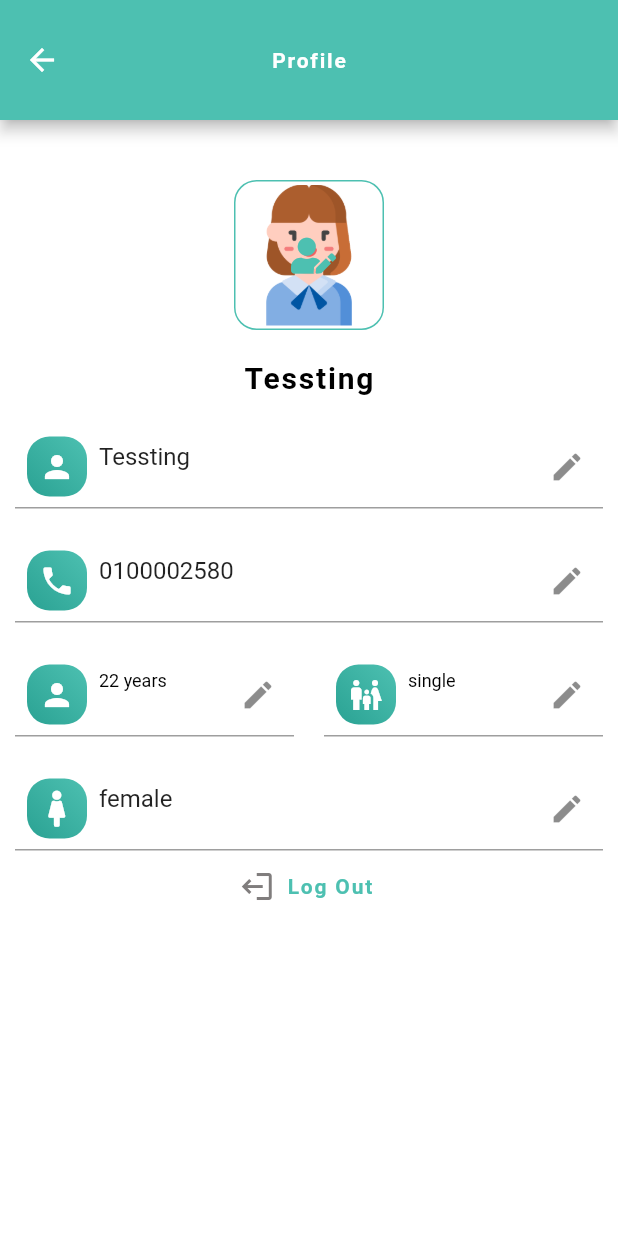
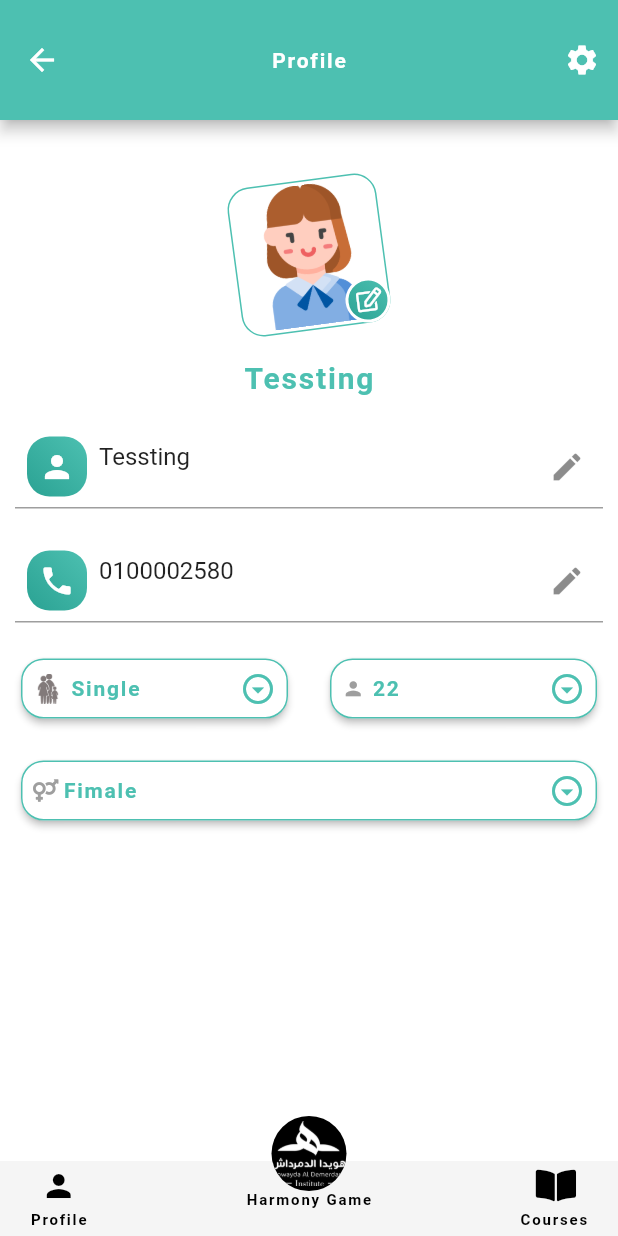
Before and after one commit to ahmedibrahim240/Dr-hwaida, a Flutter app: the UserProfile screen opened directly, on a phone screen of 412 x 824 dp. Run offline on Flutter 3.47's test engine with Material 2 defaults, Android fonts, the phone set to English and light mode, and no system bars; our stand-ins replace carousel_slider, flutter_datetime_picker, flutter_svg, font_awesome_flutter, smooth_star_rating; missing offline and left inert: code_fields; Roboto replaces fonts that are missing (Cairo).

Commit message:
edit profile page

```diff
--- a/lib/comingSoon.dart
+++ b/lib/comingSoon.dart
@@ -1,6 +1,5 @@
 import 'package:DrHwaida/constants/constans.dart';
 import 'package:DrHwaida/screens/CustomBottomNavigationBar.dart';
-import 'package:DrHwaida/screens/wrapper/home/home.dart';
 import 'package:flutter/cupertino.dart';
 import 'package:flutter/material.dart';
 
--- a/lib/screens/userProfile/userprofile.dart
+++ b/lib/screens/userProfile/userprofile.dart
@@ -1,7 +1,14 @@
 import 'package:DrHwaida/constants/constans.dart';
 import 'package:DrHwaida/constants/themes.dart';
+import 'package:DrHwaida/models/visaCard.dart';
+import 'package:DrHwaida/screens/wrapper/authenticate/signUp/singUpUserInfo/components/age.dart';
+import 'package:DrHwaida/screens/wrapper/authenticate/signUp/singUpUserInfo/components/gender.dart';
+import 'package:DrHwaida/screens/wrapper/authenticate/signUp/singUpUserInfo/components/status.dart';
+import 'package:DrHwaida/screens/wrapper/home/home.dart';
 import 'package:flutter/material.dart';
 import 'package:font_awesome_flutter/font_awesome_flutter.dart';
+
+import '../CustomBottomNavigationBar.dart';
 
 class UserProfile extends StatefulWidget {
   final String userName;
@@ -16,15 +23,45 @@ class _UserProfileState extends State<UserProfile> {
   @override
   Widget build(BuildContext context) {
     return Scaffold(
-      appBar: customAppBar(title: 'Profile'),
-      body: SingleChildScrollView(
-        child: Padding(
+      appBar: AppBar(
+        toolbarHeight: 80,
+        centerTitle: true,
+        title: (Text(
+          'Profile',
+          style: AppTheme.heading.copyWith(
+            color: Colors.white,
+          ),
+        )),
+        actions: [
+          IconButton(
+            onPressed: () {},
+            icon: Icon(Icons.settings),
+          ),
+        ],
+        leading: (IconButton(
+          icon: Icon(Icons.arrow_back),
+          onPressed: () {
+            setState(() {
+              Helper.tappedBottomShet = 0;
+            });
+            Navigator.of(context).pushReplacement(
+              MaterialPageRoute(
+                builder: (_) => Home(),
+              ),
+            );
+          },
+        )),
+      ),
+      body: Stack(
+        children: [
+          ListView(
+            shrinkWrap: true,
             padding: const EdgeInsets.symmetric(
               horizontal: 10,
               vertical: 40,
             ),
-          child: Column(
-            mainAxisAlignment: MainAxisAlignment.center,
+            children: [
+              Column(
                 crossAxisAlignment: CrossAxisAlignment.center,
                 children: [
                   UserPorfileImage(
@@ -36,7 +73,10 @@ class _UserProfileState extends State<UserProfile> {
                     widget.userName,
                     style: AppTheme.heading.copyWith(
                       fontSize: 20,
+                      color: customColor,
                     ),
+                  ),
+                ],
               ),
               SizedBox(height: 20),
               Form(
@@ -68,6 +108,14 @@ class _UserProfileState extends State<UserProfile> {
                     SizedBox(height: 20),
                     TextFormField(
                       initialValue: '0100002580',
+                      readOnly: true,
+                      onTap: () {
+                        Navigator.of(context).push(
+                          MaterialPageRoute(
+                            builder: (_) => Home(),
+                          ),
+                        );
+                      },
                       decoration: InputDecoration(
                         suffixIcon: Icon(
                           Icons.edit,
@@ -94,107 +142,33 @@ class _UserProfileState extends State<UserProfile> {
                       children: [
                         Expanded(
                           flex: 1,
-                          child: TextFormField(
-                            style: TextStyle(color: Colors.black, fontSize: 12),
-                            initialValue: '22 years',
-                            decoration: InputDecoration(
-                              suffixIcon: Icon(
-                                Icons.edit,
-                              ),
-                              prefixIcon: Container(
-                                margin: EdgeInsets.all(8),
-                                height: 40,
-                                width: 40,
-                                decoration: BoxDecoration(
-                                  borderRadius: BorderRadius.circular(15),
-                                  gradient: AppTheme.containerBackground,
-                                ),
-                                child: Center(
-                                  child: Icon(
-                                    Icons.person,
-                                    color: Colors.white,
-                                  ),
-                                ),
-                              ),
-                            ),
+                          child: Status(
+                            stauts: 'Single',
                           ),
                         ),
                         SizedBox(width: 20),
                         Expanded(
                           flex: 1,
-                          child: TextFormField(
-                            style: TextStyle(color: Colors.black, fontSize: 12),
-                            initialValue: 'single',
-                            decoration: InputDecoration(
-                              suffixIcon: Icon(
-                                Icons.edit,
-                              ),
-                              prefixIcon: Container(
-                                margin: EdgeInsets.all(8),
-                                height: 40,
-                                width: 40,
-                                decoration: BoxDecoration(
-                                  borderRadius: BorderRadius.circular(15),
-                                  gradient: AppTheme.containerBackground,
-                                ),
-                                child: Center(
-                                  child: Icon(
-                                    Icons.family_restroom,
-                                    color: Colors.white,
-                                  ),
-                                ),
-                              ),
-                            ),
+                          child: Age(
+                            age: '22',
                           ),
                         ),
                       ],
                     ),
                     SizedBox(height: 20),
-                    TextFormField(
-                      initialValue: 'female',
-                      decoration: InputDecoration(
-                        suffixIcon: Icon(
-                          Icons.edit,
-                        ),
-                        prefixIcon: Container(
-                          margin: EdgeInsets.all(8),
-                          height: 40,
-                          width: 40,
-                          decoration: BoxDecoration(
-                            borderRadius: BorderRadius.circular(15),
-                            gradient: AppTheme.containerBackground,
-                          ),
-                          child: Center(
-                            child: Icon(
-                              FontAwesomeIcons.female,
-                              color: Colors.white,
-                            ),
-                          ),
-                        ),
-                      ),
-                    ),
-                    FlatButton.icon(
-                      onPressed: () {},
-                      icon: Transform.rotate(
-                        angle: 180 * 3.14 / 180,
-                        child: Icon(
-                          Icons.logout,
-                          color: customColorIcon,
-                        ),
-                      ),
-                      label: Text(
-                        'Log Out',
-                        style: AppTheme.heading.copyWith(
-                          color: customColor,
-                        ),
-                      ),
+                    Gender(
+                      gender: 'Fimale',
                     ),
                   ],
                 ),
               ),
             ],
           ),
+          Align(
+            alignment: Alignment.bottomCenter,
+            child: CustomBottomNavigationBar(),
           ),
+        ],
       ),
     );
   }
@@ -212,10 +186,14 @@ class UserPorfileImage extends StatelessWidget {
 
   @override
   Widget build(BuildContext context) {
-    return Hero(
+    return Transform.rotate(
+      angle: 190 * 3.14 / 97,
+      child: Hero(
         tag: 'userImg$userimgUrl',
         child: Center(
-        child: Container(
+          child: Stack(
+            children: [
+              Container(
                 height: 100,
                 width: 100,
                 decoration: BoxDecoration(
@@ -236,16 +214,32 @@ class UserPorfileImage extends StatelessWidget {
                       fit: BoxFit.cover,
                     ),
                   ),
+                ),
+              ),
+              Positioned(
+                bottom: 0,
+                right: 0,
                 child: GestureDetector(
                   onTap: onTap,
-              child: Align(
-                alignment: Alignment.center,
+                  child: Container(
+                    height: 30,
+                    width: 30,
+                    decoration: BoxDecoration(
+                      border: Border.all(color: Colors.white, width: 2),
+                      shape: BoxShape.circle,
+                      gradient: AppTheme.containerBackground,
+                    ),
+                    child: Center(
                       child: Icon(
-                  FontAwesomeIcons.userEdit,
-                  color: customColor,
+                        FontAwesomeIcons.edit,
+                        color: Colors.white,
+                        size: 15,
                       ),
                     ),
                   ),
+                ),
+              ),
+            ],
           ),
         ),
       ),
--- a/lib/screens/wrapper/authenticate/signUp/singUpUserInfo/components/age.dart
+++ b/lib/screens/wrapper/authenticate/signUp/singUpUserInfo/components/age.dart
@@ -4,8 +4,10 @@ import 'package:flutter/material.dart';
 import 'package:flutter_datetime_picker/flutter_datetime_picker.dart';
 
 class Age extends StatefulWidget {
+  final age;
   const Age({
     Key key,
+    this.age,
   }) : super(key: key);
 
   @override
@@ -56,7 +58,11 @@ class _AgeState extends State<Age> {
                   ),
                   SizedBox(width: 5),
                   Text(
-                    (_chossenDate) ?? 'Age',
+                    (_chossenDate != null)
+                        ? _chossenDate
+                        : (widget.age != null)
+                            ? widget.age
+                            : 'Age',
                     style: AppTheme.heading.copyWith(
                       color: customColor,
                     ),
--- a/lib/screens/wrapper/authenticate/signUp/singUpUserInfo/components/gender.dart
+++ b/lib/screens/wrapper/authenticate/signUp/singUpUserInfo/components/gender.dart
@@ -5,8 +5,10 @@ import 'package:flutter/material.dart';
 import 'package:font_awesome_flutter/font_awesome_flutter.dart';
 
 class Gender extends StatefulWidget {
+  final gender;
   const Gender({
     Key key,
+    this.gender,
   }) : super(key: key);
 
   @override
@@ -126,7 +128,11 @@ class _GenderState extends State<Gender> {
                   ),
                   SizedBox(width: 5),
                   Text(
-                    _gender ?? 'Gender',
+                    (_gender != null)
+                        ? _gender
+                        : (widget.gender != null)
+                            ? widget.gender
+                            : 'Gender',
                     style: AppTheme.heading.copyWith(
                       color: customColor,
                     ),
--- a/lib/screens/wrapper/authenticate/signUp/singUpUserInfo/components/status.dart
+++ b/lib/screens/wrapper/authenticate/signUp/singUpUserInfo/components/status.dart
@@ -3,8 +3,10 @@ import 'package:DrHwaida/constants/themes.dart';
 import 'package:flutter/material.dart';
 
 class Status extends StatefulWidget {
+  final String stauts;
   const Status({
     Key key,
+    this.stauts,
   }) : super(key: key);
 
   @override
@@ -12,7 +14,7 @@ class Status extends StatefulWidget {
 }
 
 class _StatusState extends State<Status> {
-  String stauts;
+  String _stauts;
   @override
   Widget build(BuildContext context) {
     return InkWell(
@@ -43,7 +45,7 @@ class _StatusState extends State<Status> {
                     InkWell(
                       onTap: () {
                         setState(() {
-                          stauts = 'Single';
+                          _stauts = 'Single';
                         });
                         Navigator.of(context).pop();
                       },
@@ -73,7 +75,7 @@ class _StatusState extends State<Status> {
                         InkWell(
                           onTap: () {
                             setState(() {
-                              stauts = 'Engaged';
+                              _stauts = 'Engaged';
                             });
                             Navigator.of(context).pop();
                           },
@@ -103,7 +105,7 @@ class _StatusState extends State<Status> {
                     InkWell(
                       onTap: () {
                         setState(() {
-                          stauts = 'Married';
+                          _stauts = 'Married';
                         });
                         Navigator.of(context).pop();
                       },
@@ -158,7 +160,11 @@ class _StatusState extends State<Status> {
                   ),
                   SizedBox(width: 5),
                   Text(
-                    stauts ?? 'Status',
+                    (_stauts != null)
+                        ? _stauts
+                        : (widget.stauts != null)
+                            ? widget.stauts
+                            : 'Stauts',
                     style: AppTheme.heading.copyWith(
                       color: customColor,
                     ),
```
Lines whose indentation alone changed are shown as unchanged.
